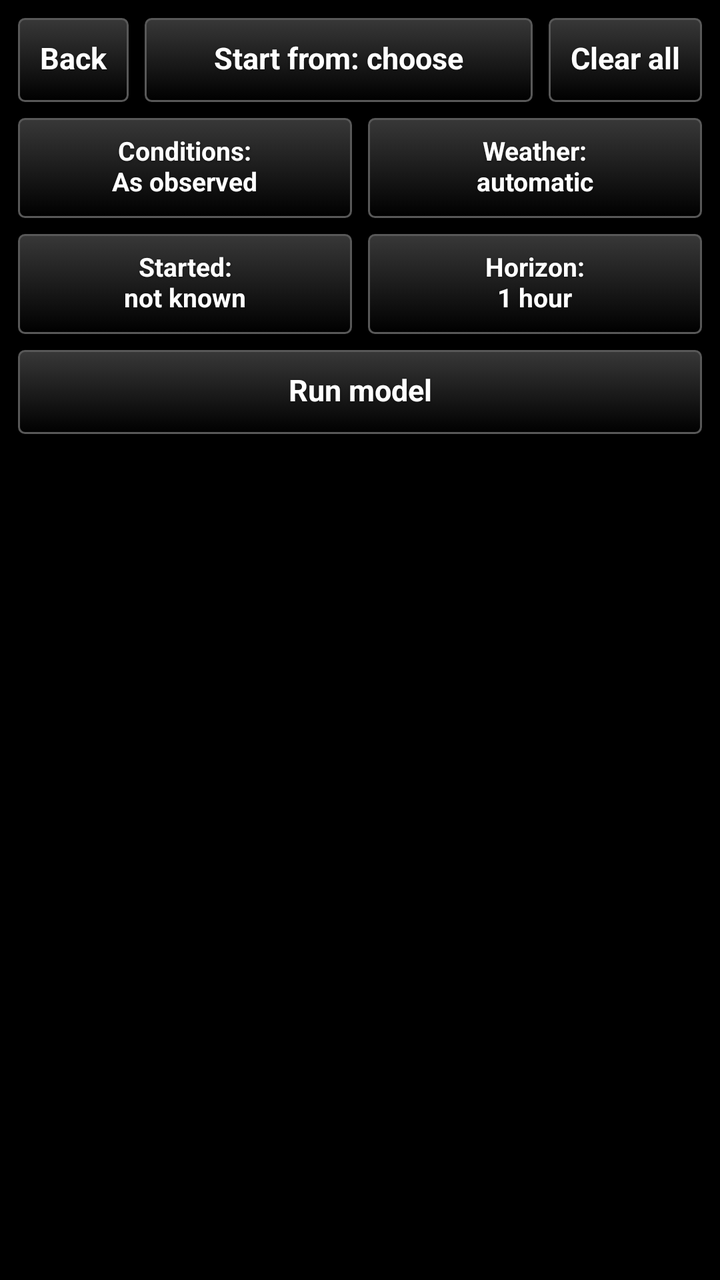
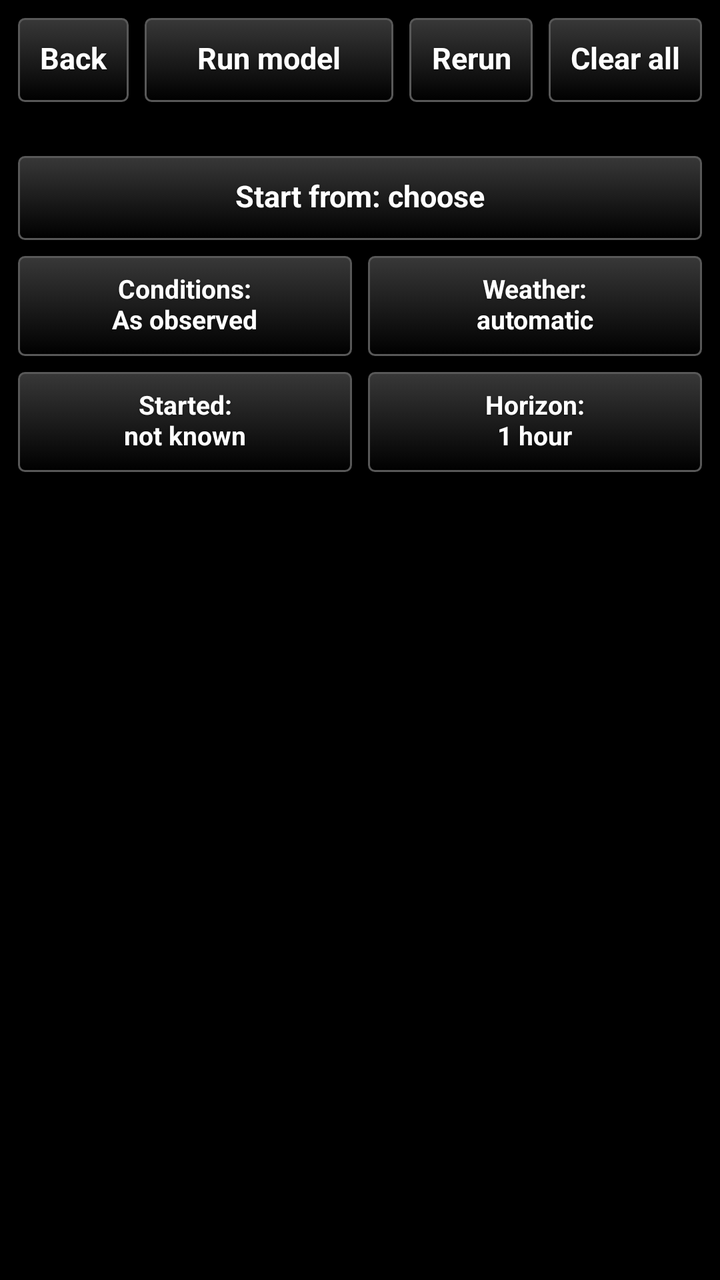

Screens rendered from an Android XML layout before and after an edit, with the pre-edit source and the edit as a unified diff.
<!-- AndroidManifest.xml: application theme AppTheme -->
<!-- res/layout/model_panel.xml -->
<?xml version="1.0" encoding="utf-8"?>
<LinearLayout xmlns:android="http://schemas.android.com/apk/res/android"
    android:layout_width="match_parent"
    android:layout_height="match_parent"
    android:orientation="vertical"
    android:padding="8dp">
    <LinearLayout
        android:layout_width="match_parent"
        android:layout_height="wrap_content"
        android:orientation="horizontal"
        android:baselineAligned="false">
        <Button
            android:id="@+id/btn_back"
            style="@style/TakwerxButton"
            android:layout_width="wrap_content"
            android:layout_height="wrap_content"
            android:text="Back" />
        <Button
            android:id="@+id/btn_place"
            style="@style/TakwerxButton"
            android:layout_width="0dp"
            android:layout_weight="1"
            android:layout_height="wrap_content"
            android:layout_marginLeft="6dp"
            android:text="Start from: choose" />
        <Button
            android:id="@+id/btn_clear"
            style="@style/TakwerxButton"
            android:layout_width="wrap_content"
            android:layout_height="wrap_content"
            android:layout_marginLeft="6dp"
            android:text="Clear all" />
    </LinearLayout>
    <ScrollView
        android:layout_width="match_parent"
        android:layout_height="0dp"
        android:layout_weight="1"
        android:focusableInTouchMode="true"
        android:descendantFocusability="beforeDescendants">
        <LinearLayout
            android:layout_width="match_parent"
            android:layout_height="wrap_content"
            android:orientation="vertical"
            android:paddingBottom="12dp">
            <LinearLayout
                android:layout_width="match_parent"
                android:layout_height="wrap_content"
                android:orientation="horizontal"
                android:baselineAligned="false"
                android:paddingTop="6dp">
                <Button
                    android:id="@+id/btn_conditions"
                    style="@style/TakwerxTileButton"
                    android:layout_width="0dp"
                    android:layout_weight="1"
                    android:layout_height="wrap_content"
                    android:text="Conditions:\nAs observed" />
                <Button
                    android:id="@+id/btn_station"
                    style="@style/TakwerxTileButton"
                    android:layout_width="0dp"
                    android:layout_weight="1"
                    android:layout_height="wrap_content"
                    android:layout_marginLeft="6dp"
                    android:text="Weather:\nautomatic" />
            </LinearLayout>
            <LinearLayout
                android:layout_width="match_parent"
                android:layout_height="wrap_content"
                android:orientation="horizontal"
                android:baselineAligned="false"
                android:paddingTop="6dp">
                <Button
                    android:id="@+id/btn_started"
                    style="@style/TakwerxTileButton"
                    android:layout_width="0dp"
                    android:layout_weight="1"
                    android:layout_height="wrap_content"
                    android:text="Started:\nnot known" />
                <Button
                    android:id="@+id/btn_horizon"
                    style="@style/TakwerxTileButton"
                    android:layout_width="0dp"
                    android:layout_weight="1"
                    android:layout_height="wrap_content"
                    android:layout_marginLeft="6dp"
                    android:text="Horizon:\n1 hour" />
            </LinearLayout>
            <LinearLayout
                android:layout_width="match_parent"
                android:layout_height="wrap_content"
                android:orientation="horizontal"
                android:baselineAligned="false"
                android:paddingTop="6dp">
                <Button
                    android:id="@+id/btn_run"
                    style="@style/TakwerxButton"
                    android:layout_width="0dp"
                    android:layout_weight="1"
                    android:layout_height="wrap_content"
                    android:text="Run model" />
            </LinearLayout>
            <LinearLayout
                android:id="@+id/model_body"
                android:layout_width="match_parent"
                android:layout_height="wrap_content"
                android:orientation="vertical" />
        </LinearLayout>
    </ScrollView>
</LinearLayout>
<!-- resources referenced by this layout -->
<resources>
  <style name="TakwerxButton" parent="@style/darkButton">
          <item name="android:paddingLeft">12dp</item>
          <item name="android:paddingRight">12dp</item>
          <item name="android:paddingTop">6dp</item>
          <item name="android:paddingBottom">8dp</item>
          <item name="android:minHeight">44dp</item>
          <item name="android:minWidth">0dp</item>
          <item name="android:textSize">15sp</item>
          <item name="android:singleLine">true</item>
          <item name="android:ellipsize">end</item>
      </style>
  <style name="TakwerxTileButton" parent="@style/TakwerxButton">
          <item name="android:textSize">13sp</item>
          <item name="android:singleLine">false</item>
          <item name="android:maxLines">2</item>
          <item name="android:minHeight">52dp</item>
      </style>
  <style name="AppTheme" parent="@android:style/Theme.Holo">
          <item name="android:buttonStyle">@android:style/Widget.Button</item>
          <item name="android:imageButtonStyle">@android:style/Widget.Button</item>
          <item name="android:buttonStyleToggle">@android:style/Widget.Button</item>
          <item name="android:spinnerStyle">@style/ATAKSpinner</item>
          <item name="android:spinnerItemStyle">@style/ATAKSpinnerItem</item>
          <item name="android:editTextStyle">@style/ATAKEditText</item>
      </style>
  <style name="darkButton" parent="@android:style/Widget.Button">
          <item name="android:background">@drawable/btn_gray</item>
          <item name="android:shadowColor">@color/darker_gray</item>
          <item name="android:shadowDy">1</item>
          <item name="android:shadowRadius">2</item>
          <item name="android:textColor">@color/white</item>
          <item name="android:textStyle">bold</item>
          <item name="android:paddingTop">0dp</item>
          <item name="android:paddingBottom">3dp</item>
          <item name="android:textSize">@dimen/fontSize</item>
      </style>
  <style name="ATAKSpinner" parent="@android:style/Widget.Spinner">
          <item name="android:spinnerMode">dialog</item>
      </style>
  <style name="ATAKSpinnerItem">
          <item name="android:textColor">@android:color/white</item>
          <item name="android:dropDownVerticalOffset">0dip</item>
          <item name="android:dropDownHorizontalOffset">0dip</item>
          <item name="android:dropDownWidth">wrap_content</item>
          <item name="android:gravity">left|center_vertical</item>
      </style>
  <style name="ATAKEditText" parent="@android:style/Widget.EditText">
          
          
  
          
          <item name="android:imeOptions">flagNoFullscreen</item>
      </style>
  <color name="darker_gray">#121212</color>
  <color name="white">#ffffff</color>
  <dimen name="fontSize">14sp</dimen>
  <!-- drawable new_dark_button_disabled (drawable) -->
  <?xml version="1.0" encoding="utf-8"?>
  <layer-list xmlns:android="http://schemas.android.com/apk/res/android">
      <item android:bottom="1dp" android:right="1dp" android:left="1dp" android:top="1dp">
          <shape android:shape="rectangle">
              <corners android:radius="3dp" />
              <stroke
                  android:width="1dp"
                  android:color="#484848" />
              <solid android:color="#484848" />
          </shape>
      </item>
  </layer-list>
  <!-- drawable new_dark_button_bg (drawable) -->
  <?xml version="1.0" encoding="utf-8"?>
  <layer-list xmlns:android="http://schemas.android.com/apk/res/android">
      <item android:bottom="1dp" android:right="1dp" android:left="1dp" android:top="1dp">
          <shape android:shape="rectangle">
              <corners android:radius="3dp" />
              <stroke
                  android:width="1dp"
                  android:color="#585858" />
              <gradient
                  android:startColor="#000000"
                  android:endColor="#383838"
                  android:angle="90"/>
          </shape>
      </item>
  </layer-list>
  <!-- unchanged entries left out for length: 2 -->
</resources>

<!-- the commit's change to res/layout/model_panel.xml (unified diff, before → after) -->
@@ -16,13 +16,20 @@
             android:layout_height="wrap_content"
             android:text="Back" />
         <Button
-            android:id="@+id/btn_place"
+            android:id="@+id/btn_run"
             style="@style/TakwerxButton"
             android:layout_width="0dp"
             android:layout_weight="1"
             android:layout_height="wrap_content"
             android:layout_marginLeft="6dp"
-            android:text="Start from: choose" />
+            android:text="Run model" />
+        <Button
+            android:id="@+id/btn_rerun"
+            style="@style/TakwerxButton"
+            android:layout_width="wrap_content"
+            android:layout_height="wrap_content"
+            android:layout_marginLeft="6dp"
+            android:text="Rerun" />
         <Button
             android:id="@+id/btn_clear"
             style="@style/TakwerxButton"
@@ -30,6 +37,30 @@
             android:layout_height="wrap_content"
             android:layout_marginLeft="6dp"
             android:text="Clear all" />
+    </LinearLayout>
+    
+    <LinearLayout
+        android:id="@+id/run_actions"
+        android:layout_width="match_parent"
+        android:layout_height="wrap_content"
+        android:orientation="horizontal"
+        android:baselineAligned="false"
+        android:paddingTop="6dp"
+        android:visibility="gone">
+        <Button
+            android:id="@+id/btn_size"
+            style="@style/TakwerxButton"
+            android:layout_width="0dp"
+            android:layout_weight="1"
+            android:layout_height="wrap_content"
+            android:text="Predicted Fire Size: Median" />
+        <Button
+            android:id="@+id/btn_send"
+            style="@style/TakwerxButton"
+            android:layout_width="wrap_content"
+            android:layout_height="wrap_content"
+            android:layout_marginLeft="6dp"
+            android:text="Send run" />
     </LinearLayout>
     <ScrollView
         android:layout_width="match_parent"
@@ -42,6 +73,23 @@
             android:layout_height="wrap_content"
             android:orientation="vertical"
             android:paddingBottom="12dp">
+            
+            <TextView
+                android:id="@+id/settings_pill"
+                android:layout_width="match_parent"
+                android:layout_height="wrap_content" />
+            <LinearLayout
+                android:id="@+id/settings_box"
+                android:layout_width="match_parent"
+                android:layout_height="wrap_content"
+                android:orientation="vertical">
+            <Button
+                android:id="@+id/btn_place"
+                style="@style/TakwerxButton"
+                android:layout_width="match_parent"
+                android:layout_height="wrap_content"
+                android:layout_marginTop="6dp"
+                android:text="Start from: choose" />
             <LinearLayout
                 android:layout_width="match_parent"
                 android:layout_height="wrap_content"
@@ -86,19 +134,13 @@
                     android:layout_marginLeft="6dp"
                     android:text="Horizon:\n1 hour" />
             </LinearLayout>
-            <LinearLayout
+            <TextView
+                android:id="@+id/start_note"
                 android:layout_width="match_parent"
                 android:layout_height="wrap_content"
-                android:orientation="horizontal"
-                android:baselineAligned="false"
-                android:paddingTop="6dp">
-                <Button
-                    android:id="@+id/btn_run"
-                    style="@style/TakwerxButton"
-                    android:layout_width="0dp"
-                    android:layout_weight="1"
-                    android:layout_height="wrap_content"
-                    android:text="Run model" />
+                android:paddingTop="8dp"
+                android:textSize="16sp"
+                android:textColor="#FFFFFF" />
             </LinearLayout>
             <LinearLayout
                 android:id="@+id/model_body"
